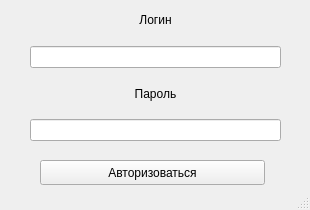
Before: the Qt Designer form auth.ui in DefuZIQ/pythonProject, drawn with Qt 5.
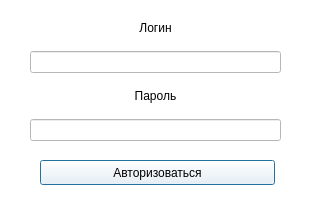
After: the same form once the commit is applied. Icons and pictures are not drawn.

Commit message: Реализовал модельное окно авторизации

Patch:
```diff
--- a/auth.ui
+++ b/auth.ui
@@ -1,7 +1,10 @@
 <?xml version="1.0" encoding="UTF-8"?>
 <ui version="4.0">
- <class>AuthWindow</class>
- <widget class="QMainWindow" name="AuthWindow">
+ <class>dialog</class>
+ <widget class="QDialog" name="dialog">
+  <property name="windowModality">
+   <enum>Qt::WindowModal</enum>
+  </property>
   <property name="geometry">
    <rect>
     <x>0</x>
@@ -25,14 +28,20 @@
   <property name="windowTitle">
    <string>Авторизация</string>
   </property>
-  <widget class="QWidget" name="centralwidget">
+  <property name="windowIcon">
+   <iconset>
+    <normaloff>static/images/credentials.png</normaloff>static/images/credentials.png</iconset>
+  </property>
+  <property name="styleSheet">
+   <string notr="true">background-color: rgb(255, 255, 255);</string>
+  </property>
    <widget class="QWidget" name="verticalLayoutWidget">
     <property name="geometry">
      <rect>
       <x>30</x>
-      <y>0</y>
+     <y>10</y>
       <width>251</width>
-      <height>141</height>
+     <height>131</height>
      </rect>
     </property>
     <layout class="QVBoxLayout" name="verticalLayout">
@@ -76,19 +85,19 @@
      <rect>
       <x>40</x>
       <y>160</y>
-      <width>225</width>
+     <width>235</width>
       <height>25</height>
      </rect>
     </property>
     <property name="minimumSize">
      <size>
-      <width>225</width>
+     <width>235</width>
       <height>25</height>
      </size>
     </property>
     <property name="maximumSize">
      <size>
-      <width>225</width>
+     <width>235</width>
       <height>25</height>
      </size>
     </property>
@@ -96,7 +105,7 @@
      <enum>Qt::LeftToRight</enum>
     </property>
     <property name="autoFillBackground">
-     <bool>true</bool>
+    <bool>false</bool>
     </property>
     <property name="text">
      <string>Авторизоваться</string>
@@ -108,8 +117,6 @@
      <bool>false</bool>
     </property>
    </widget>
-  </widget>
-  <widget class="QStatusBar" name="statusbar"/>
  </widget>
  <resources/>
  <connections/>
```
Lines whose indentation alone changed are shown as unchanged. The commit also changes 3 other files.
